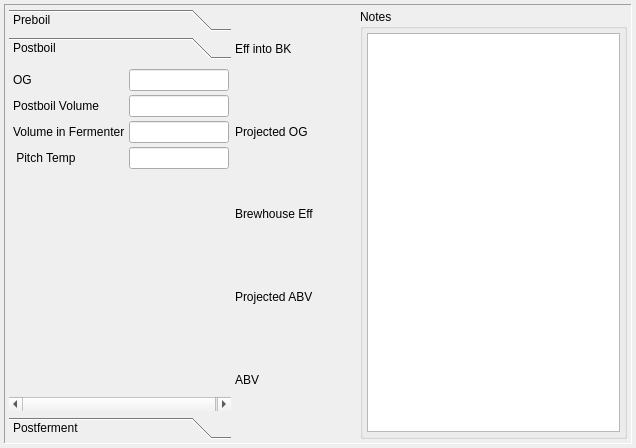
The window that ui/brewNoteWidget.ui (Brewtarget/brewtarget) describes before a commit, drawn with Qt 5.
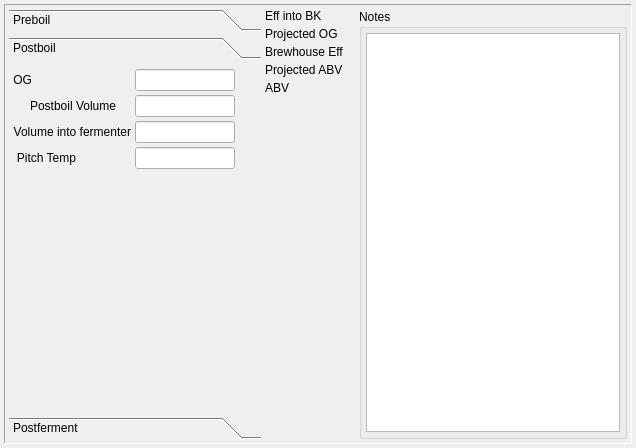
The same window after the commit. The open tabs and pages were chosen to show the change. Custom widgets are drawn as their Qt base class.

Commit message: Got the input fields to line up.

Diff of the .ui file:
```diff
--- a/ui/brewNoteWidget.ui
+++ b/ui/brewNoteWidget.ui
@@ -36,6 +36,24 @@
         <layout class="QHBoxLayout" name="horizontalLayout_3">
          <item>
           <widget class="QToolBox" name="toolBox_brewnote">
+           <property name="sizePolicy">
+            <sizepolicy hsizetype="Fixed" vsizetype="Minimum">
+             <horstretch>0</horstretch>
+             <verstretch>0</verstretch>
+            </sizepolicy>
+           </property>
+           <property name="minimumSize">
+            <size>
+             <width>252</width>
+             <height>0</height>
+            </size>
+           </property>
+           <property name="maximumSize">
+            <size>
+             <width>252</width>
+             <height>16777215</height>
+            </size>
+           </property>
            <property name="currentIndex">
             <number>0</number>
            </property>
@@ -51,7 +69,7 @@
             <attribute name="label">
              <string>Preboil</string>
             </attribute>
-            <layout class="QFormLayout" name="formLayout">
+            <layout class="QFormLayout" name="formLayout_2">
              <item row="0" column="0">
               <widget class="QLabel" name="label">
                <property name="text">
@@ -190,19 +208,22 @@
              <rect>
               <x>0</x>
               <y>0</y>
-              <width>265</width>
-              <height>311</height>
+              <width>242</width>
+              <height>328</height>
              </rect>
             </property>
             <attribute name="label">
              <string>Postboil</string>
             </attribute>
-            <layout class="QFormLayout" name="formLayout_4">
+            <layout class="QFormLayout" name="formLayout">
              <item row="0" column="0">
               <widget class="QLabel" name="label_6">
                <property name="text">
                 <string>OG</string>
                </property>
+               <property name="alignment">
+                <set>Qt::AlignRight|Qt::AlignTrailing|Qt::AlignVCenter</set>
+               </property>
               </widget>
              </item>
              <item row="0" column="1">
@@ -230,46 +251,99 @@
                </property>
               </widget>
              </item>
-             <item row="2" column="1">
-              <widget class="QLineEdit" name="lineEdit_postBoilVol">
-               <property name="sizePolicy">
-                <sizepolicy hsizetype="Minimum" vsizetype="Fixed">
-                 <horstretch>0</horstretch>
-                 <verstretch>0</verstretch>
-                </sizepolicy>
-               </property>
-               <property name="minimumSize">
-                <size>
-                 <width>100</width>
-                 <height>0</height>
-                </size>
-               </property>
-               <property name="maximumSize">
-                <size>
-                 <width>100</width>
-                 <height>16777215</height>
-                </size>
-               </property>
-               <property name="toolTip">
-                <string>Volume of wort into fermenter</string>
-               </property>
-              </widget>
-             </item>
-             <item row="2" column="0">
+             <item row="1" column="0">
               <widget class="QLabel" name="label_7">
                <property name="text">
-                <string>Postboil Volume</string>
+                <string>     Postboil Volume</string>
                </property>
+               <property name="scaledContents">
+                <bool>false</bool>
+               </property>
+               <property name="alignment">
+                <set>Qt::AlignRight|Qt::AlignTrailing|Qt::AlignVCenter</set>
+               </property>
+               <property name="wordWrap">
+                <bool>true</bool>
+               </property>
               </widget>
              </item>
-             <item row="4" column="0">
+             <item row="1" column="1">
+              <widget class="QLineEdit" name="lineEdit_postBoilVol">
+               <property name="sizePolicy">
+                <sizepolicy hsizetype="Minimum" vsizetype="Fixed">
+                 <horstretch>0</horstretch>
+                 <verstretch>0</verstretch>
+                </sizepolicy>
+               </property>
+               <property name="minimumSize">
+                <size>
+                 <width>100</width>
+                 <height>0</height>
+                </size>
+               </property>
+               <property name="maximumSize">
+                <size>
+                 <width>100</width>
+                 <height>16777215</height>
+                </size>
+               </property>
+               <property name="toolTip">
+                <string>Volume of wort in BK after boil</string>
+               </property>
+              </widget>
+             </item>
+             <item row="2" column="0">
+              <widget class="QLabel" name="label_16">
+               <property name="toolTip">
+                <string>Volume of wort transferred to fermenter</string>
+               </property>
+               <property name="text">
+                <string>Volume into fermenter</string>
+               </property>
+               <property name="alignment">
+                <set>Qt::AlignRight|Qt::AlignTrailing|Qt::AlignVCenter</set>
+               </property>
+               <property name="wordWrap">
+                <bool>true</bool>
+               </property>
+              </widget>
+             </item>
+             <item row="2" column="1">
+              <widget class="QLineEdit" name="lineEdit_volIntoFerm">
+               <property name="sizePolicy">
+                <sizepolicy hsizetype="Minimum" vsizetype="Fixed">
+                 <horstretch>0</horstretch>
+                 <verstretch>0</verstretch>
+                </sizepolicy>
+               </property>
+               <property name="minimumSize">
+                <size>
+                 <width>100</width>
+                 <height>0</height>
+                </size>
+               </property>
+               <property name="maximumSize">
+                <size>
+                 <width>100</width>
+                 <height>16777215</height>
+                </size>
+               </property>
+              </widget>
+             </item>
+             <item row="3" column="0">
               <widget class="QLabel" name="label_8">
                <property name="text">
                 <string> Pitch Temp</string>
                </property>
+               <property name="alignment">
+                <set>Qt::AlignRight|Qt::AlignTrailing|Qt::AlignVCenter</set>
+               </property>
+               <property name="wordWrap">
+                <bool>true</bool>
+               </property>
               </widget>
              </item>
-             <item row="4" column="1">
+             <item row="3" column="1">
               <widget class="QLineEdit" name="lineEdit_pitchTemp">
                <property name="sizePolicy">
                 <sizepolicy hsizetype="Minimum" vsizetype="Fixed">
@@ -294,35 +368,6 @@
                </property>
               </widget>
              </item>
-             <item row="3" column="0">
-              <widget class="QLabel" name="label_16">
-               <property name="text">
-                <string>Volume in Fermenter</string>
-               </property>
-              </widget>
-             </item>
-             <item row="3" column="1">
-              <widget class="QLineEdit" name="lineEdit_volIntoFerm">
-               <property name="sizePolicy">
-                <sizepolicy hsizetype="Minimum" vsizetype="Fixed">
-                 <horstretch>0</horstretch>
-                 <verstretch>0</verstretch>
-                </sizepolicy>
-               </property>
-               <property name="minimumSize">
-                <size>
-                 <width>100</width>
-                 <height>0</height>
-                </size>
-               </property>
-               <property name="maximumSize">
-                <size>
-                 <width>100</width>
-                 <height>16777215</height>
-                </size>
-               </property>
-              </widget>
-             </item>
             </layout>
            </widget>
            <widget class="QWidget" name="page_postferment">
@@ -441,7 +486,10 @@
          <item>
           <layout class="QVBoxLayout" name="verticalLayout">
            <item>
-            <layout class="QGridLayout" name="gridLayout">
+            <layout class="QFormLayout" name="formLayout_3">
+             <property name="fieldGrowthPolicy">
+              <enum>QFormLayout::ExpandingFieldsGrow</enum>
+             </property>
              <item row="0" column="0">
               <widget class="QLabel" name="label_5">
                <property name="statusTip">
@@ -527,32 +575,6 @@
                </property>
               </widget>
              </item>
-             <item row="5" column="0">
-              <spacer name="horizontalSpacer">
-               <property name="orientation">
-                <enum>Qt::Horizontal</enum>
-               </property>
-               <property name="sizeHint" stdset="0">
-                <size>
-                 <width>40</width>
-                 <height>20</height>
-                </size>
-               </property>
-              </spacer>
-             </item>
-             <item row="5" column="1">
-              <spacer name="horizontalSpacer_2">
-               <property name="orientation">
-                <enum>Qt::Horizontal</enum>
-               </property>
-               <property name="sizeHint" stdset="0">
-                <size>
-                 <width>40</width>
-                 <height>20</height>
-                </size>
-               </property>
-              </spacer>
-             </item>
             </layout>
            </item>
           </layout>
```
Left out of the diff: 24 changed lines with no effect on the pictures.
